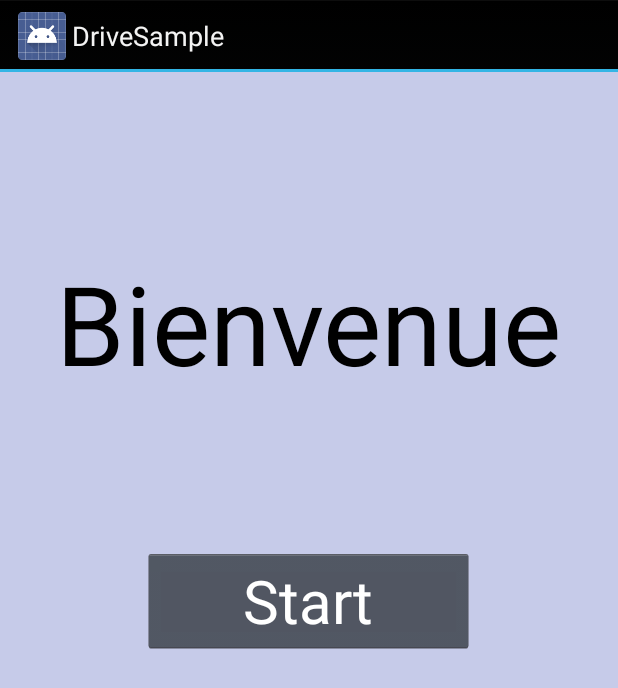
After one commit to fabienpinel/sphero_battle, an Android app: the layout activity_first_screen.xml on its own in the app's theme, with its tools: preview values and no code run, on a phone screen of 412 x 824 dp. The commit adds this screen. Shown: the top 688 px of the screen. Run offline under Robolectric (Android 15) with nearby library versions, the phone set to English and light mode, and no system bars.

Commit message:
first screen activity welcome

```diff
--- /dev/null
+++ b/android_app/sphero_android_connexion/samples/DriveSample/DriveSampleApp/src/main/res/layout/activity_first_screen.xml
@@ -0,0 +1,37 @@
+<?xml version="1.0" encoding="utf-8"?>
+<RelativeLayout xmlns:android="http://schemas.android.com/apk/res/android"
+    xmlns:tools="http://schemas.android.com/tools"
+    android:layout_width="match_parent"
+    android:layout_height="match_parent"
+    android:paddingBottom="@dimen/activity_vertical_margin"
+    android:paddingLeft="@dimen/activity_horizontal_margin"
+    android:paddingRight="@dimen/activity_horizontal_margin"
+    android:paddingTop="@dimen/activity_vertical_margin"
+    tools:context="com.orbotix.drivesample.FirstScreen"
+    android:background="@color/backgroundColor">
+
+    <TextView
+        android:layout_width="wrap_content"
+        android:layout_height="wrap_content"
+        android:textAppearance="?android:attr/textAppearanceLarge"
+        android:text="@string/welcome_text_fr"
+        android:id="@+id/welcome_text"
+        android:layout_alignParentTop="true"
+        android:layout_centerHorizontal="true"
+        android:layout_marginTop="102dp"
+        android:textSize="110px"
+        android:textColor="#000000" />
+
+    <Button
+        android:layout_width="wrap_content"
+        android:layout_height="wrap_content"
+        android:text="Start"
+        android:id="@+id/button"
+        android:layout_below="@+id/welcome_text"
+        android:layout_centerHorizontal="true"
+        android:layout_marginTop="101dp"
+        android:textSize="60px"
+        android:textColor="#ffffff"
+        android:paddingLeft="100px"
+        android:paddingRight="100px" />
+</RelativeLayout>
--- /dev/null
+++ b/android_app/sphero_android_connexion/samples/DriveSample/DriveSampleApp/src/main/res/values-w820dp/dimens.xml
@@ -0,0 +1,6 @@
+<resources>
+    <!-- Example customization of dimensions originally defined in res/values/dimens.xml
+         (such as screen margins) for screens with more than 820dp of available width. This
+         would include 7" and 10" devices in landscape (~960dp and ~1280dp respectively). -->
+    <dimen name="activity_horizontal_margin">64dp</dimen>
+</resources>
--- /dev/null
+++ b/android_app/sphero_android_connexion/samples/DriveSample/DriveSampleApp/src/main/res/values/colors.xml
@@ -0,0 +1,4 @@
+<?xml version="1.0" encoding="utf-8"?>
+<resources>
+    <color name="backgroundColor">#C6CBE9</color>
+</resources>
--- /dev/null
+++ b/android_app/sphero_android_connexion/samples/DriveSample/DriveSampleApp/src/main/res/values/dimens.xml
@@ -0,0 +1,5 @@
+<resources>
+    <!-- Default screen margins, per the Android Design guidelines. -->
+    <dimen name="activity_horizontal_margin">16dp</dimen>
+    <dimen name="activity_vertical_margin">16dp</dimen>
+</resources>
--- a/android_app/sphero_android_connexion/samples/DriveSample/DriveSampleApp/src/main/res/values/strings.xml
+++ b/android_app/sphero_android_connexion/samples/DriveSample/DriveSampleApp/src/main/res/values/strings.xml
@@ -2,4 +2,6 @@
 <resources>
     <string name="app_name">DriveSample</string>
     <string name="developer_mode">Developer Mode</string>
+    <string name="title_activity_first_screen">FirstScreen</string>
+    <string name="welcome_text_fr">Bienvenue</string>
 </resources>
```
Also changed, not shown: android_app/sphero_android_connexion/samples/DriveSample/DriveSampleApp/src/main/AndroidManifest.xml (+31 -13 lines), android_app/sphero_android_connexion/samples/DriveSample/DriveSampleApp/src/main/java/com/orbotix/drivesample/FirstScreen.java (added, +14 -0 lines).
